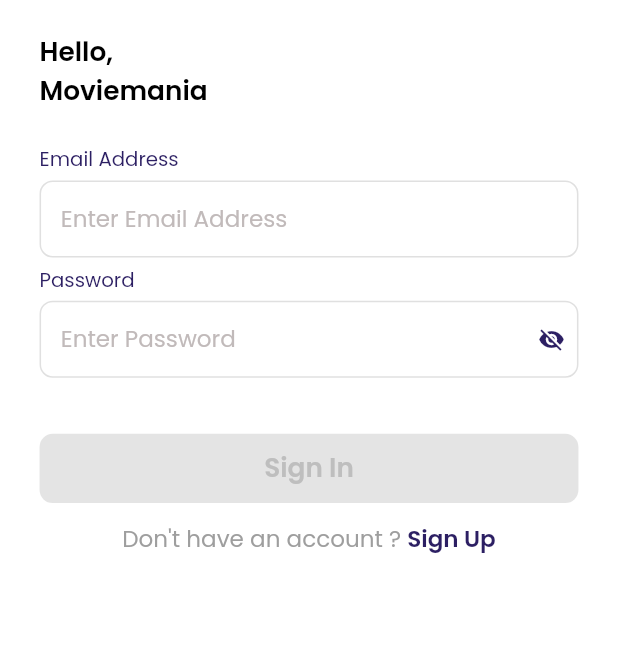
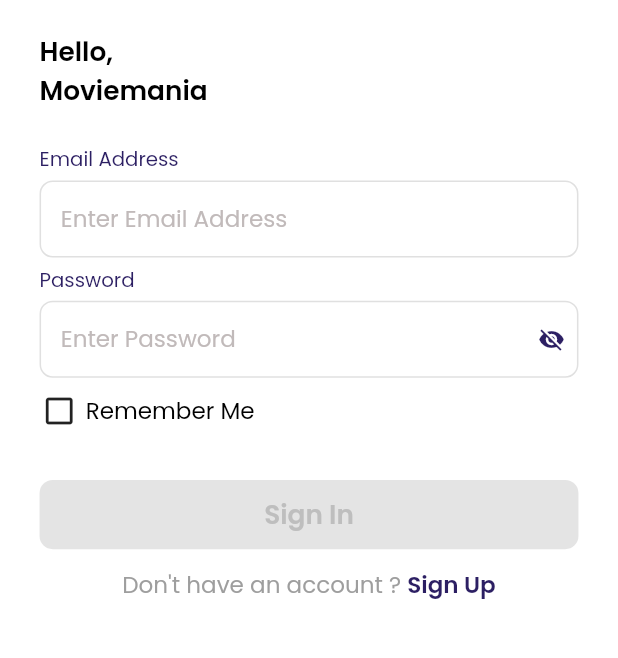
Before and after one commit to fathulaziss/flutix-getx, a Flutter app: the OnboardingView screen opened by its route, after a tap on "Get Started", on a phone screen of 412 x 824 dp, the part 355-1013 px from its top. Run offline on Flutter 3.47's test engine with Material 2 defaults, Android fonts, the phone set to English and light mode, and no system bars; drawn by our look-alikes of dropdown_button2; our stand-ins replace cloud_firestore, dio, equatable, firebase_auth, firebase_core, firebase_storage and 14 more; missing offline and left inert: colored_json, easy_mask, flutter_jailbreak_detection; accounts and stored records are empty; project files that could hold a hidden picture were left out.

Commit message:
update sign in

```diff
--- a/assets/locales/en_US.json
+++ b/assets/locales/en_US.json
@@ -103,6 +103,7 @@
 
     "start": "Get Started",
     "signIn": "Sign In",
+    "rememberMe": "Remember Me",
     "signOut": "Sign Out",
     "signUp": "Sign Up",
     "profile": "Profile",
--- a/assets/locales/id_ID.json
+++ b/assets/locales/id_ID.json
@@ -103,6 +103,7 @@
 
     "start": "Mulai",
     "signIn": "Masuk",
+    "rememberMe": "Ingat Saya",
     "signOut": "Keluar",
     "signUp": "Daftar",
     "profile": "Profil",
--- a/lib/app/modules/signin/controllers/signin_controller.dart
+++ b/lib/app/modules/signin/controllers/signin_controller.dart
@@ -1,6 +1,8 @@
 import 'package:firebase_auth/firebase_auth.dart';
 import 'package:flutix/app/controllers/utility_controller.dart';
 import 'package:flutix/app/routes/app_pages.dart';
+import 'package:flutix/constants/constant.dart';
+import 'package:flutix/utils/app_storage.dart';
 import 'package:flutix/utils/app_utils.dart';
 import 'package:flutix/widgets/others/show_dialog.dart';
 import 'package:flutter/material.dart';
@@ -19,6 +21,25 @@
 
   RxBool isValidForm = false.obs;
   RxBool isLoading = false.obs;
+  RxBool isRememberMe = false.obs;
+
+  @override
+  void onInit() {
+    getDataLogin();
+    super.onInit();
+  }
+
+  Future<void> getDataLogin() async {
+    final username = await AppStorage.read(key: CACHE_ACCESS_USERNAME);
+    final password = await AppStorage.read(key: CACHE_ACCESS_PASSWORD);
+    if (username.isNotEmpty && password.isNotEmpty) {
+      cEmail.text = username;
+      cPassword.text = password;
+      setEmail(username);
+      setPassword(password);
+      isRememberMe(true);
+    }
+  }
 
   void setEmail(String value) {
     email(value);
@@ -38,6 +59,11 @@
       isValidPassword = false;
     }
     validateForm();
+  }
+
+  void setRememberMe() {
+    isRememberMe(!isRememberMe.value);
+    AppUtils.dismissKeyboard();
   }
 
   void validateForm() {
@@ -66,6 +92,14 @@
 
       await Future.delayed(const Duration(milliseconds: 250));
 
+      if (isRememberMe.value) {
+        await AppStorage.write(key: CACHE_ACCESS_USERNAME, value: email.value);
+        await AppStorage.write(
+          key: CACHE_ACCESS_PASSWORD,
+          value: password.value,
+        );
+      }
+
       await Get.offNamed(Routes.HOME);
     } catch (e) {
       isLoading(false);
--- a/lib/app/modules/signin/views/signin_view.dart
+++ b/lib/app/modules/signin/views/signin_view.dart
@@ -52,6 +52,23 @@
                       value: controller.setPassword,
                       validation: (value) => value.isNotEmpty,
                       validationText: 'passwordValidationText'.tr,
+                    ),
+                    verticalSpace(Insets.xs),
+                    Row(
+                      children: [
+                        IconButton(
+                          onPressed: controller.setRememberMe,
+                          padding: EdgeInsets.zero,
+                          constraints:
+                              BoxConstraints(minWidth: 24.w, minHeight: 24.w),
+                          highlightColor: Colors.transparent,
+                          icon: controller.isRememberMe.value
+                              ? const Icon(Icons.check_box)
+                              : const Icon(Icons.check_box_outline_blank),
+                        ),
+                        horizontalSpace(Insets.xs),
+                        Text('rememberMe'.tr, style: TextStyles.text),
+                      ],
                     ),
                     verticalSpace(30.w),
                     ButtonPrimary(
--- a/lib/app/modules/signup/views/signup_view.dart
+++ b/lib/app/modules/signup/views/signup_view.dart
@@ -31,9 +31,10 @@
             color: AppColor.backgroundColor1,
           ),
           child: ButtonPrimary(
-            onTap: () => controller.goToFormtwo(),
+            onTap: controller.goToFormtwo,
             label: 'continuee'.tr,
             margin: EdgeInsets.symmetric(horizontal: 24.w),
+            enabled: controller.isValidFormOne.value,
           ),
         ),
         child: Padding(
--- a/lib/constants/constant.dart
+++ b/lib/constants/constant.dart
@@ -1,6 +1,8 @@
 // ignore_for_file: constant_identifier_names
 
 const String CACHE_ACCESS_TOKEN = 'access_token';
+const String CACHE_ACCESS_USERNAME = 'access_username';
+const String CACHE_ACCESS_PASSWORD = 'access_password';
 const String CACHE_API_LOG = 'log_api';
 const String CACHE_PIN = 'pin';
 const String LOG_BUTTON = 'log_button';
```
Also changed, not shown: lib/generated/locales.g.dart.
